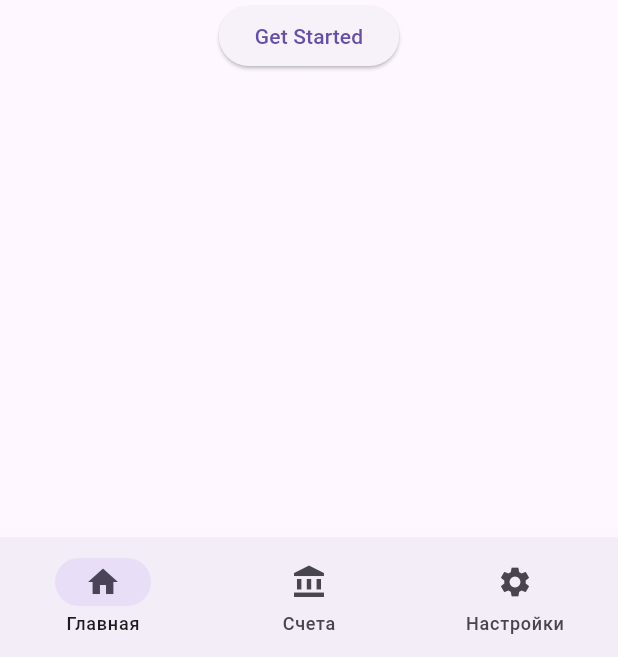
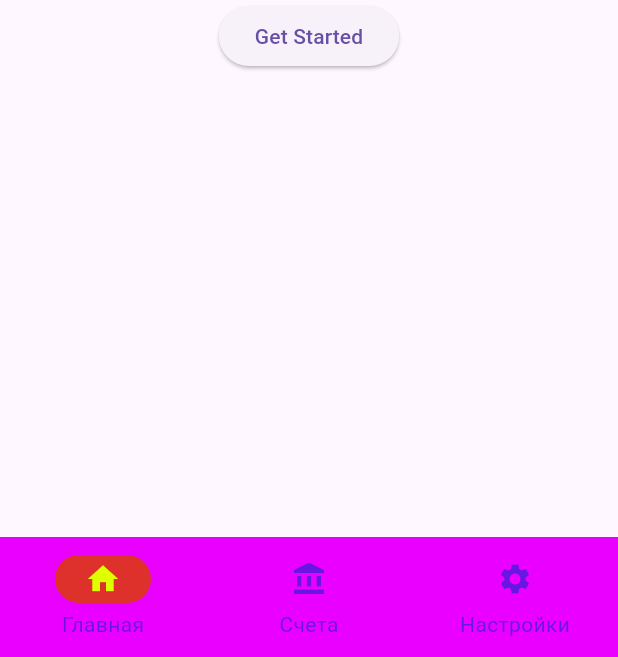
Before and after one commit to pablobagdal/CoinsIO, a Flutter app: the screen it shows after launch, on a phone screen of 412 x 824 dp, the part 579-1236 px from its top. Run offline on Flutter 3.47's test engine with Material 3 defaults, Android fonts, the phone set to English and light mode, and no system bars; our stand-ins replace freezed_annotation; generated files the repository leaves out were written again.

Commit message:
add app_theme and try different colors

```diff
--- a/lib/main.dart
+++ b/lib/main.dart
@@ -1,3 +1,4 @@
+import 'package:coinio_app/theme/app_theme.dart';
 import 'package:flutter/material.dart';
 
 void main(List<String> args) {
@@ -9,7 +10,11 @@ class MyApp extends StatelessWidget {
 
   @override
   Widget build(BuildContext context) {
-    return const MaterialApp(title: 'Coins IO', home: const HomeScreen());
+    return MaterialApp(
+      title: 'Coins IO',
+      home: const HomeScreen(),
+      theme: AppTheme.light,
+    );
   }
 }
 
--- /dev/null
+++ b/lib/theme/app_theme.dart
@@ -0,0 +1,47 @@
+import 'package:flutter/material.dart';
+
+class AppTheme {
+  // static final light = ThemeData(
+  //   brightness: Brightness.light,
+  //   bottomNavigationBarTheme: BottomNavigationBarThemeData(
+  //     backgroundColor: Color(0xD4FAE6),
+  //     selectedItemColor: Color.fromARGB(0, 52, 139, 91),
+  //     unselectedItemColor: Color(0x49454F),
+  //     selectedIconTheme: IconThemeData(
+  //       color: Color(0x2AE881),
+  //       // color: Color(0x2AE881),
+  //     ),
+  //   ),
+  // );
+  static final light = ThemeData(
+    navigationBarTheme: NavigationBarThemeData(
+      backgroundColor: Color.fromARGB(255, 234, 0, 255),
+      indicatorColor: Color.fromARGB(255, 222, 49, 43),
+      labelTextStyle: WidgetStateProperty.all(
+        TextStyle(color: Color.fromARGB(255, 103, 23, 223)),
+      ),
+      // iconTheme: WidgetStateProperty.all(
+      //   IconThemeData(color: Color.fromARGB(255, 221, 255, 0)),
+      // ),
+      iconTheme: WidgetStateProperty.resolveWith<IconThemeData>((states) {
+        if (states.contains(WidgetState.selected)) {
+          return IconThemeData(color: Color.fromARGB(255, 221, 255, 0));
+        } else {
+          return IconThemeData(color: Color.fromARGB(255, 103, 23, 223));
+        }
+      }),
+    ),
+    brightness: Brightness.light,
+    // colorScheme: ColorScheme.light(
+    //   primary: Color(0xFF348B5B),
+    //   secondary: Color(0xFFD4FAE6),
+    //   surface: Colors.white,
+    //   onPrimary: Colors.white,
+    //   onSecondary: Color(0xFF49454F),
+    //   onSurface: Color(0xFF49454F),
+    // ),
+    useMaterial3: true, // обязательно для NavigationBar
+  );
+
+  static final dark = ThemeData(brightness: Brightness.dark);
+}
```
